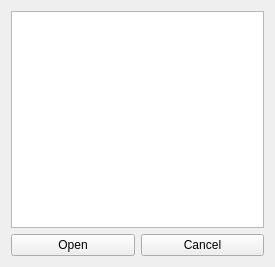
Above: levelselector.ui from linyinfeng/klotski before the change. Below: the same form after it.
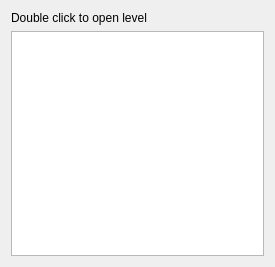
That is the form after the change.

Commit message: Add level selector

Diff of the .ui file:
```diff
--- a/levelselector.ui
+++ b/levelselector.ui
@@ -14,26 +14,15 @@
    <string>Form</string>
   </property>
   <layout class="QGridLayout" name="gridLayout">
-   <item row="2" column="0">
-    <layout class="QHBoxLayout" name="horizontalLayout">
-     <item>
-      <widget class="QPushButton" name="pushButtonOpen">
-       <property name="text">
-        <string>Open</string>
-       </property>
-      </widget>
-     </item>
-     <item>
-      <widget class="QPushButton" name="pushButtonCancel">
-       <property name="text">
-        <string>Cancel</string>
-       </property>
-      </widget>
-     </item>
-    </layout>
+   <item row="1" column="0">
+    <widget class="QListWidget" name="listWidget"/>
    </item>
    <item row="0" column="0">
-    <widget class="QListWidget" name="listWidget"/>
+    <widget class="QLabel" name="label">
+     <property name="text">
+      <string>Double click to open level</string>
+     </property>
+    </widget>
    </item>
   </layout>
  </widget>
```
Left out of the diff: 2 changed lines with no effect on the pictures. The commit also changes 8 other files.
